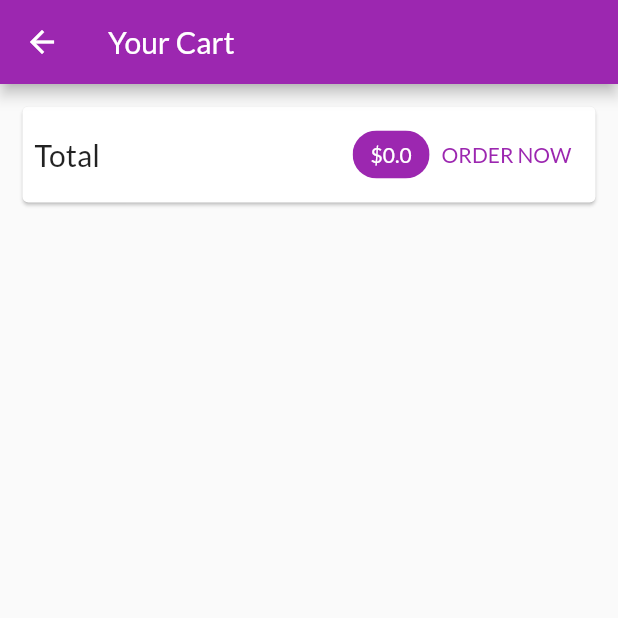
After one commit to theuncrown/flutter_development, a Flutter app: the CartScreen screen opened by its route, on a phone screen of 412 x 824 dp, the top half of it. The commit adds this screen. Run offline on Flutter 3.47's test engine with Material 2 defaults, Android fonts, the phone set to English and light mode, and no system bars; network calls fail.

Commit message:
adding cart screen

```diff
--- a/lib/main.dart
+++ b/lib/main.dart
@@ -1,4 +1,5 @@
 import 'package:flutter/material.dart';
+import 'package:flutter_complete_guide/screens/cart_screen.dart';
 import 'package:provider/provider.dart';
 
 import './screens/products_overview_screen.dart';
@@ -30,6 +31,7 @@ class MyApp extends StatelessWidget {
         home: ProductsOverviewScreen(),
         routes: {
           ProductDetailScreen.routeName: (context) => ProductDetailScreen(),
+          CartScreen.routeName: (context) => CartScreen(),
         },
       ),
     );
--- a/lib/providers/cart_provider.dart
+++ b/lib/providers/cart_provider.dart
@@ -25,6 +25,14 @@ class CartProvider with ChangeNotifier {
     return _items.length;
   }
 
+  double get totalAmount {
+    var total = 0.0;
+    _items.forEach((key, cartItem) {
+      total += (cartItem.price * cartItem.quantity);
+    });
+    return total;
+  }
+
   void addItem(String productId, String title, double price) {
     if (_items.containsKey(productId)) {
       _items.update(
--- /dev/null
+++ b/lib/screens/cart_screen.dart
@@ -0,0 +1,61 @@
+import 'package:flutter/material.dart';
+import 'package:provider/provider.dart';
+
+import '../providers/cart_provider.dart';
+
+class CartScreen extends StatelessWidget {
+  static const routeName = '/cart';
+  @override
+  Widget build(BuildContext context) {
+    final cart = Provider.of<CartProvider>(context);
+    return Scaffold(
+      appBar: AppBar(
+        title: Text('Your Cart'),
+      ),
+      body: Column(
+        children: <Widget>[
+          Card(
+            margin: EdgeInsets.all(15),
+            child: Padding(
+              padding: EdgeInsets.all(8),
+              child: Row(
+                mainAxisAlignment: MainAxisAlignment.spaceBetween,
+                children: <Widget>[
+                  Text(
+                    'Total',
+                    style: TextStyle(
+                      fontSize: 20,
+                    ),
+                  ),
+                  SizedBox(
+                    width: 10,
+                  ),
+                  Spacer(),
+                  Chip(
+                    label: Text(
+                      '\$${cart.totalAmount}',
+                      style: TextStyle(
+                        color:
+                            Theme.of(context).primaryTextTheme.headline6.color,
+                      ),
+                    ),
+                    backgroundColor: Theme.of(context).primaryColor,
+                  ),
+                  TextButton(
+                    onPressed: () {},
+                    child: Text(
+                      'ORDER NOW',
+                      style: TextStyle(
+                        color: Theme.of(context).primaryColor,
+                      ),
+                    ),
+                  ),
+                ],
+              ),
+            ),
+          )
+        ],
+      ),
+    );
+  }
+}
--- a/lib/screens/products_overview_screen.dart
+++ b/lib/screens/products_overview_screen.dart
@@ -4,6 +4,7 @@ import 'package:provider/provider.dart';
 import '../widgets/products_grid.dart';
 import '../widgets/badge.dart';
 import '../providers/cart_provider.dart';
+import '../screens/cart_screen.dart';
 
 enum FilterOptions {
   Favorites,
@@ -57,7 +58,9 @@ class _ProductsOverviewScreenState extends State<ProductsOverviewScreen> {
               icon: Icon(
                 Icons.shopping_cart,
               ),
-              onPressed: () {},
+              onPressed: () {
+                Navigator.of(context).pushNamed(CartScreen.routeName);
+              },
             ),
           ),
         ],
```
